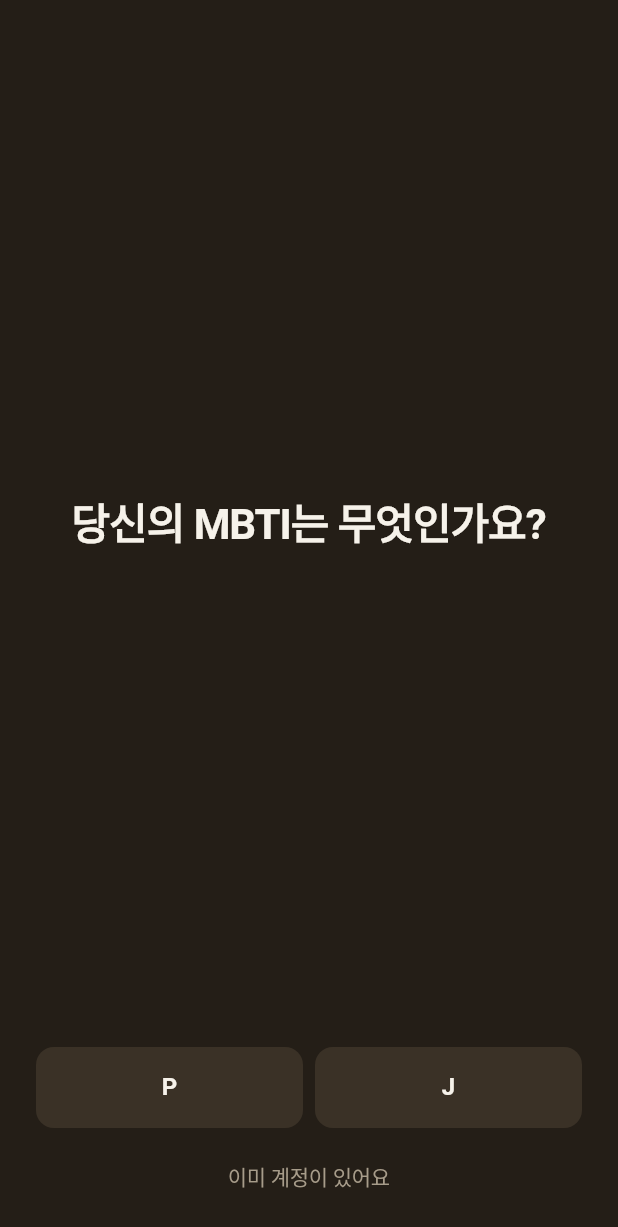
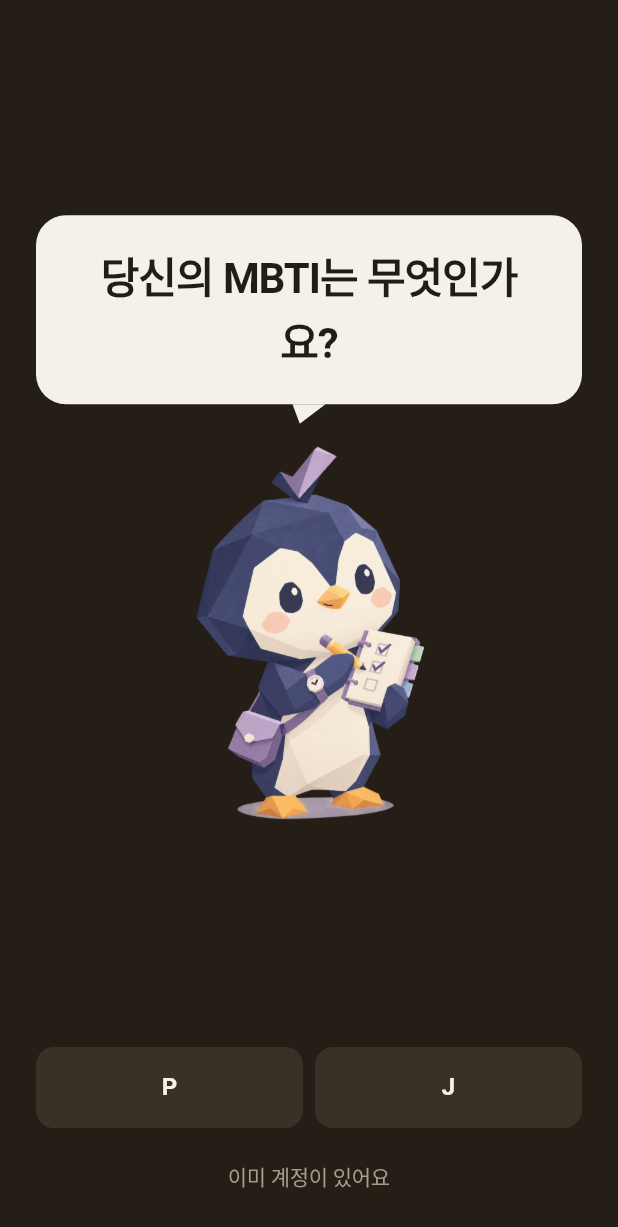
Before and after one commit to Kimtaehan2/p2j-mobile, a Flutter app: the screen it shows after launch, on a phone screen of 412 x 824 dp. Shown: the top 1227 px of the screen. Run offline on Flutter 3.47's test engine with Material 3 defaults, Android fonts, the phone set to English and light mode, and no system bars; our stand-ins replace dio, flutter_riverpod, flutter_secure_storage, freezed_annotation, go_router, riverpod_annotation and 1 more; generated files the repository leaves out were written again; Roboto replaces fonts that are missing (Pretendard).

Commit message:
feat: 인트로에 마스코트와 말풍선
질문을 화면이 던지는 것과 캐릭터가 묻는 것은 다르게 읽힌다. 이 앱은
사용자에게 계획을 요구하지 않고 대신 세워 주는 앱이라, 첫 화면부터
사람 대하듯 말을 거는 쪽이 맞다.

- 말풍선 위젯. 아래 꼬리가 말하는 쪽을 가리킨다
- 어두운 배경 위에 밝은 종이처럼 얹히고, 안의 글자는 잉크색이다
- 키보드가 올라오면 마스코트를 접는다. 말풍선과 입력칸이 먼저다
- 입력칸을 화면 가운데에서 버튼 위로 옮겼다. 엄지와 키보드에 가깝다

어두운 면 전용 버튼 스타일을 추가했다. 팔레트를 웜 계열로 바꾸면서
주요 버튼이 잉크색이 됐는데, 인트로 배경과 밝기가 거의 같아 버튼이
배경에 묻혀 있었다. 어두운 면에서는 금색으로 뒤집는다.

```diff
--- a/lib/core/theme/app_theme.dart
+++ b/lib/core/theme/app_theme.dart
@@ -175,6 +175,23 @@ abstract final class AppTheme {
     );
   }
 
+  /// 어두운 면 위의 주요 버튼.
+  ///
+  /// 기본 주요 버튼은 잉크색인데, 인트로 배경(espresso)과 밝기가 거의 같아서
+  /// 그대로 쓰면 버튼이 배경에 묻힌다. 어두운 면에서는 금색으로 뒤집는다.
+  static ButtonStyle filledOnEspresso() => FilledButton.styleFrom(
+        backgroundColor: AppColors.gold,
+        foregroundColor: AppColors.onGold,
+        disabledBackgroundColor: AppColors.espressoFill,
+        disabledForegroundColor: AppColors.onEspressoMuted,
+        minimumSize: const Size.fromHeight(54),
+        textStyle: AppTypography.bodyStrong,
+        elevation: 0,
+        shape: RoundedRectangleBorder(
+          borderRadius: BorderRadius.circular(AppRadius.r12),
+        ),
+      );
+
   static OutlineInputBorder _inputBorder(Color color, {double width = 1}) {
     return OutlineInputBorder(
       borderRadius: BorderRadius.circular(AppRadius.r12),
--- /dev/null
+++ b/lib/core/widgets/speech_bubble.dart
@@ -0,0 +1,65 @@
+import 'package:flutter/material.dart';
+
+import '../theme/app_colors.dart';
+import '../theme/app_spacing.dart';
+
+/// 말풍선.
+///
+/// 어두운 화면 위에 밝은 종이처럼 얹힌다. 아래쪽 꼬리가 말하는 쪽을 가리켜서
+/// 글이 화면이 아니라 캐릭터의 말이라는 걸 알려준다.
+class SpeechBubble extends StatelessWidget {
+  const SpeechBubble({
+    required this.child,
+    this.color = AppColors.background,
+    this.padding = const EdgeInsets.symmetric(
+      horizontal: AppSpacing.s24,
+      vertical: AppSpacing.s20,
+    ),
+    super.key,
+  });
+
+  final Widget child;
+  final Color color;
+  final EdgeInsets padding;
+
+  @override
+  Widget build(BuildContext context) {
+    return Column(
+      mainAxisSize: MainAxisSize.min,
+      children: [
+        Container(
+          padding: padding,
+          decoration: BoxDecoration(
+            color: color,
+            borderRadius: BorderRadius.circular(AppRadius.r20),
+          ),
+          child: child,
+        ),
+        CustomPaint(
+          size: const Size(22, 13),
+          painter: _TailPainter(color: color),
+        ),
+      ],
+    );
+  }
+}
+
+class _TailPainter extends CustomPainter {
+  const _TailPainter({required this.color});
+
+  final Color color;
+
+  @override
+  void paint(Canvas canvas, Size size) {
+    // 왼쪽 위에서 시작해 아래로 흘러내리는 꼬리. 대칭 삼각형보다 말하는 느낌이 난다.
+    final path = Path()
+      ..moveTo(0, 0)
+      ..lineTo(size.width, 0)
+      ..lineTo(size.width * 0.22, size.height)
+      ..close();
+    canvas.drawPath(path, Paint()..color = color);
+  }
+
+  @override
+  bool shouldRepaint(_TailPainter oldDelegate) => oldDelegate.color != color;
+}
--- a/lib/features/onboarding/presentation/onboarding_screen.dart
+++ b/lib/features/onboarding/presentation/onboarding_screen.dart
@@ -7,7 +7,9 @@ import 'package:flutter_riverpod/flutter_riverpod.dart';
 import '../../../core/network/api_exception.dart';
 import '../../../core/theme/app_colors.dart';
 import '../../../core/theme/app_spacing.dart';
+import '../../../core/theme/app_theme.dart';
 import '../../../core/theme/app_typography.dart';
+import '../../../core/widgets/speech_bubble.dart';
 import '../../../core/widgets/typewriter_text.dart';
 import '../../auth/presentation/auth_controller.dart';
 import 'onboarding_provider.dart';
@@ -160,7 +162,16 @@ class _OnboardingScreenState extends ConsumerState<OnboardingScreen> {
                   AppSpacing.s24,
                   AppSpacing.s16,
                 ),
-                child: FadeSlideIn(visible: _typed, child: _action()),
+                child: Column(
+                  mainAxisSize: MainAxisSize.min,
+                  children: [
+                    if (_field() != null) ...[
+                      FadeSlideIn(visible: _typed, child: _field()!),
+                      const SizedBox(height: AppSpacing.s16),
+                    ],
+                    FadeSlideIn(visible: _typed, child: _action()),
+                  ],
+                ),
               ),
             ],
           ),
@@ -170,23 +181,33 @@ class _OnboardingScreenState extends ConsumerState<OnboardingScreen> {
   }
 
   Widget _stage() {
-    final field = _field();
+    // 키보드가 올라오면 마스코트를 접는다. 말풍선과 입력칸이 먼저다.
+    final keyboardOpen = MediaQuery.viewInsetsOf(context).bottom > 0;
+
     return Padding(
       padding: const EdgeInsets.symmetric(horizontal: AppSpacing.s24),
       child: Column(
         mainAxisSize: MainAxisSize.min,
         children: [
-          TypewriterText(
-            key: ValueKey(_step),
-            text: _line,
-            textAlign: TextAlign.center,
-            startDelay: const Duration(milliseconds: 320),
-            style: AppTypography.story.copyWith(color: AppColors.onEspresso),
-            onCompleted: _onTyped,
+          SpeechBubble(
+            child: TypewriterText(
+              key: ValueKey(_step),
+              text: _line,
+              textAlign: TextAlign.center,
+              startDelay: const Duration(milliseconds: 320),
+              style: AppTypography.story.copyWith(color: AppColors.ink),
+              onCompleted: _onTyped,
+            ),
           ),
-          if (field != null) ...[
-            const SizedBox(height: AppSpacing.s32),
-            FadeSlideIn(visible: _typed, child: field),
+          if (!keyboardOpen) ...[
+            const SizedBox(height: AppSpacing.s12),
+            Flexible(
+              child: Image.asset(
+                'assets/images/mascot.png',
+                height: 260,
+                fit: BoxFit.contain,
+              ),
+            ),
           ],
         ],
       ),
@@ -248,11 +269,20 @@ class _OnboardingScreenState extends ConsumerState<OnboardingScreen> {
           ],
         );
       case _Step.name:
-        return FilledButton(onPressed: _submitName, child: const Text('확인'));
+        return FilledButton(
+          style: AppTheme.filledOnEspresso(),
+          onPressed: _submitName,
+          child: const Text('확인'),
+        );
       case _Step.email:
-        return FilledButton(onPressed: _submitEmail, child: const Text('다음'));
+        return FilledButton(
+          style: AppTheme.filledOnEspresso(),
+          onPressed: _submitEmail,
+          child: const Text('다음'),
+        );
       case _Step.password:
         return FilledButton(
+          style: AppTheme.filledOnEspresso(),
           onPressed: _submitting ? null : _submitPassword,
           child: _submitting
               ? const SizedBox(
@@ -260,7 +290,7 @@ class _OnboardingScreenState extends ConsumerState<OnboardingScreen> {
                   height: 18,
                   child: CircularProgressIndicator(
                     strokeWidth: 2,
-                    color: Colors.white,
+                    color: AppColors.onGold,
                   ),
                 )
               : const Text('가입하고 시작하기'),
--- a/pubspec.yaml
+++ b/pubspec.yaml
@@ -50,6 +50,7 @@ flutter:
   uses-material-design: true
   assets:
     - lib/mock/fixtures/
+    - assets/images/
 
   fonts:
     # 가변 폰트 하나로 모든 굵기를 낸다. 정적 4종(11MB)보다 작다.
```
Also changed, not shown: assets/images/mascot.png (added), 1 other file.
